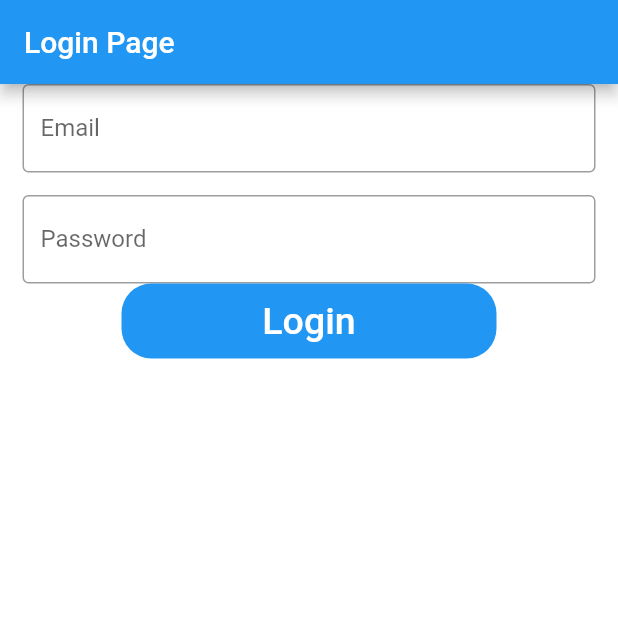
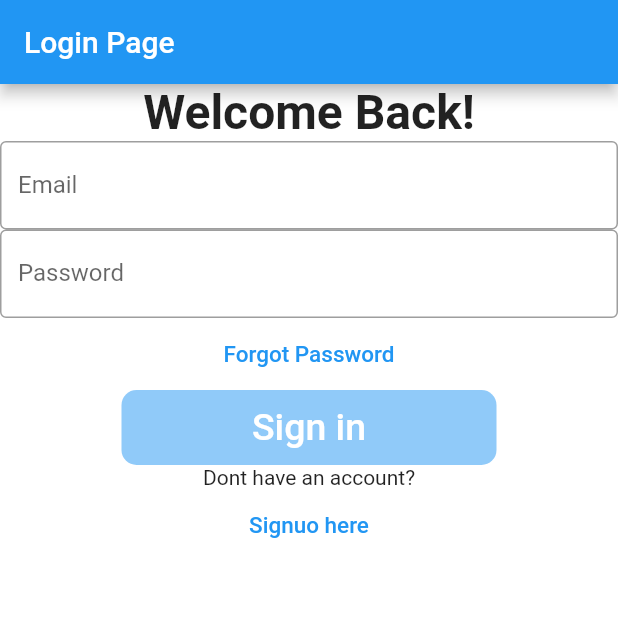
Before and after one commit to ronealdenila/davnor-medicare, a Flutter app: the screen it shows after launch, on a phone screen of 412 x 824 dp, the top half of it. Run offline on Flutter 3.47's test engine with Material 2 defaults, Android fonts, the phone set to English and light mode, and no system bars.

Commit message:
auth UI update

```diff
--- a/lib/main.dart
+++ b/lib/main.dart
@@ -33,39 +33,56 @@ class _AuthenticationState extends State<Authentication> {
       ),
       body: SingleChildScrollView(
         child: Column(children: <Widget>[
-          Padding(
-            //padding: const EdgeInsets.only(left:15.0,right: 15.0,top:0,bottom: 0),
-            padding: EdgeInsets.symmetric(horizontal: 15),
-            child: TextField(
+          Text(
+            'Welcome Back!',
+            style: TextStyle(fontWeight: FontWeight.bold, fontSize: 32),
+          ),
+          TextField(
             decoration: InputDecoration(
                 border: OutlineInputBorder(),
                 labelText: 'Email',
                 hintText: 'Enter valid email id as abc@gmail.com'),
           ),
-          ),
-          Padding(
-            padding: const EdgeInsets.only(
-                left: 15.0, right: 15.0, top: 15, bottom: 0),
-            //padding: EdgeInsets.symmetric(horizontal: 15),
-            child: TextField(
+          TextField(
             obscureText: true,
             decoration: InputDecoration(
                 border: OutlineInputBorder(),
                 labelText: 'Password',
                 hintText: 'Enter secure password'),
           ),
+          TextButton(
+            onPressed: () {
+              //TODO FORGOT PASSWORD SCREEN GOES HERE
+            },
+            child: Text(
+              'Forgot Password',
+              style: TextStyle(color: Colors.blue, fontSize: 15),
+            ),
           ),
           Container(
             height: 50,
             width: 250,
             decoration: BoxDecoration(
-                color: Colors.blue, borderRadius: BorderRadius.circular(20)),
+                color: Colors.blue[200],
+                borderRadius: BorderRadius.circular(10)),
             child: TextButton(
               onPressed: () {},
               child: Text(
-                'Login',
+                'Sign in',
                 style: TextStyle(color: Colors.white, fontSize: 25),
               ),
+            ),
+          ),
+          Text(
+            'Dont have an account?',
+          ),
+          TextButton(
+            onPressed: () {
+              //TODO FORGOT PASSWORD SCREEN GOES HERE
+            },
+            child: Text(
+              'Signuo here',
+              style: TextStyle(color: Colors.blue, fontSize: 15),
             ),
           ),
         ]),
```
Lines whose indentation alone changed are shown as unchanged.
